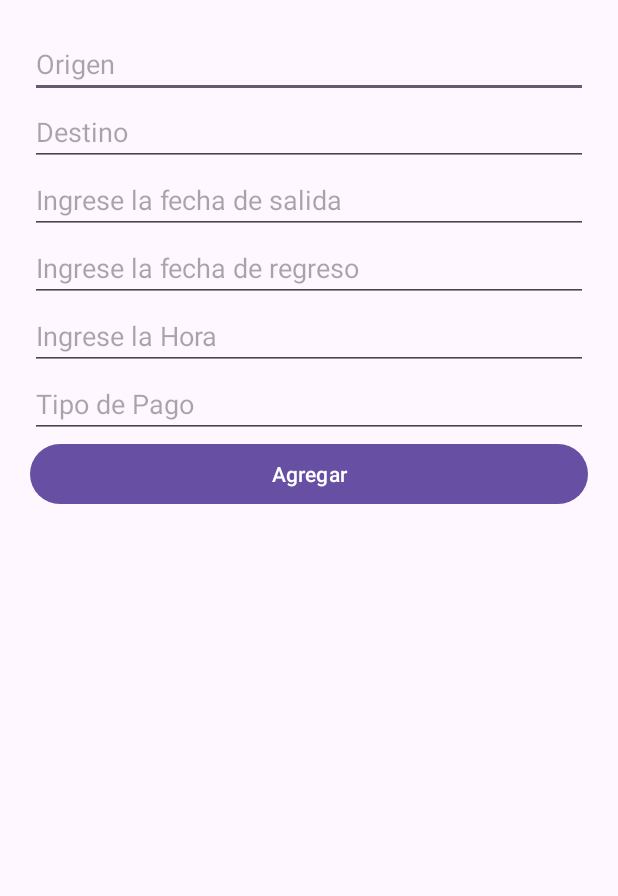
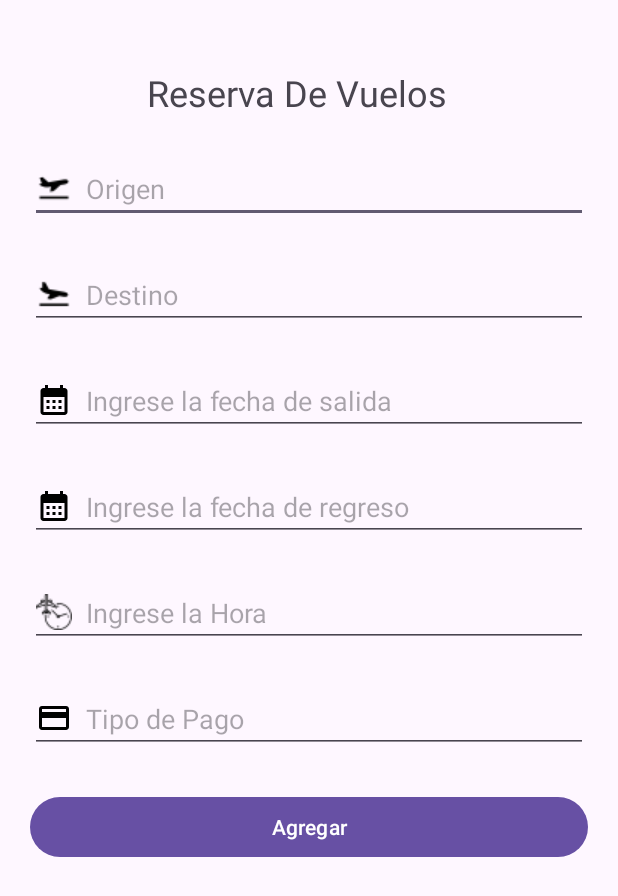
Before and after one commit to ARQSV/Agenciadevuelos, an Android app: the InsertForm screen opened directly, with no data from a screen before it, on a phone screen of 412 x 824 dp. Shown: the top 896 px of the screen. Run offline under Robolectric (Android 15) with nearby library versions, the light colour scheme and no system bars; Roboto replaces fonts that are not available here.

Commit message:
reserva de vuelos

```diff
--- a/app/src/main/AndroidManifest.xml
+++ b/app/src/main/AndroidManifest.xml
@@ -16,7 +16,7 @@
             android:name=".Cards"
             android:exported="false" />
         <activity
-            android:name=".MainActivity"
+            android:name=".PaisesDisponibles"
             android:exported="false" />
         <activity
             android:name=".ListAdapter"
@@ -57,7 +57,7 @@
             android:name=".RegistrarUsurious"
             android:exported="false" />
         <activity
-            android:name=".PaisesDisponibles"
+            android:name=".MainActivity"
             android:exported="true">
             <intent-filter>
                 <action android:name="android.intent.action.MAIN" />
--- a/app/src/main/res/layout/activity_insert_form.xml
+++ b/app/src/main/res/layout/activity_insert_form.xml
@@ -7,13 +7,26 @@
     android:orientation="vertical"
     android:padding="20dp"
     tools:context=".InsertForm">
-
+    <TextView
+        android:id="@+id/textViewReservadeVuelos"
+        android:layout_width="wrap_content"
+        android:layout_height="wrap_content"
+        android:text="  Reserva De Vuelos  "
+        android:textSize="24sp"
+        android:textAlignment="center"
+        app:layout_constraintTop_toTopOf="parent"
+        app:layout_constraintStart_toStartOf="parent"
+        app:layout_constraintEnd_toEndOf="parent"
+        android:layout_marginTop="25dp"
+        android:layout_marginLeft="65dp"/>
     <EditText
         android:id="@+id/Origen"
         android:layout_width="match_parent"
         android:layout_height="wrap_content"
         android:ems="10"
-        android:hint="Origen"
+        android:hint="  Origen"
+        android:layout_marginTop="25dp"
+        android:drawableStart="@drawable/airplane"
         android:inputType="textPersonName" />
 
     <EditText
@@ -21,7 +34,9 @@
         android:layout_width="match_parent"
         android:layout_height="wrap_content"
         android:ems="10"
-        android:hint="Destino"
+        android:layout_marginTop="25dp"
+        android:hint="  Destino"
+        android:drawableStart="@drawable/llegada"
         android:inputType="textLongMessage" />
 
 
@@ -31,7 +46,9 @@
         android:layout_height="wrap_content"
         android:ems="10"
         android:inputType="date"
-        android:hint="Ingrese la fecha de salida"/>
+        android:layout_marginTop="25dp"
+        android:hint="  Ingrese la fecha de salida"
+        android:drawableStart="@drawable/baseline_calendar_month_24"/>
 
     <EditText
         android:id="@+id/editTextDate2"
@@ -39,7 +56,9 @@
         android:layout_height="wrap_content"
         android:ems="10"
         android:inputType="date"
-        android:hint="Ingrese la fecha de regreso"/>
+        android:layout_marginTop="25dp"
+        android:hint="  Ingrese la fecha de regreso"
+        android:drawableStart="@drawable/baseline_calendar_month_24"/>
 
     <EditText
         android:id="@+id/editTextTime"
@@ -47,7 +66,9 @@
         android:layout_height="wrap_content"
         android:ems="10"
         android:inputType="time"
-        android:hint="Ingrese la Hora"/>
+        android:hint="  Ingrese la Hora"
+        android:layout_marginTop="25dp"
+        android:drawableStart="@drawable/clock"/>
 
 
     <EditText
@@ -55,13 +76,16 @@
         android:layout_width="match_parent"
         android:layout_height="wrap_content"
         android:ems="10"
-        android:hint="Tipo de Pago"
+        android:hint="  Tipo de Pago"
+        android:layout_marginTop="25dp"
+        android:drawableStart="@drawable/baseline_credit_card_24"
         />
 
     <Button
         android:id="@+id/addButton"
         android:layout_width="match_parent"
         android:layout_height="wrap_content"
+        android:layout_marginTop="25dp"
         android:text="Agregar" />
 
 </LinearLayout>
```
Also changed, not shown: app/src/main/java/com/example/agenciadevuelosapp/InsertForm.java (+34 -1 lines), app/src/main/res/layout/activity_paisesdisponibles.xml (+11 -2 lines), app/src/main/res/layout/custom_spinner_item.xml (deleted, +0 -22 lines).
